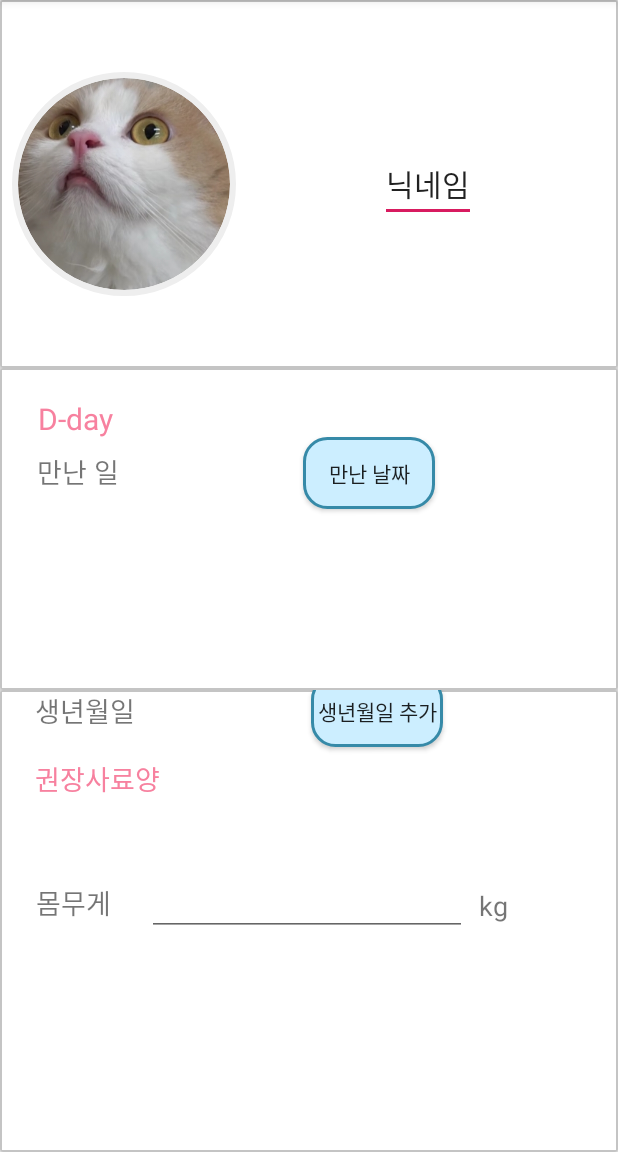
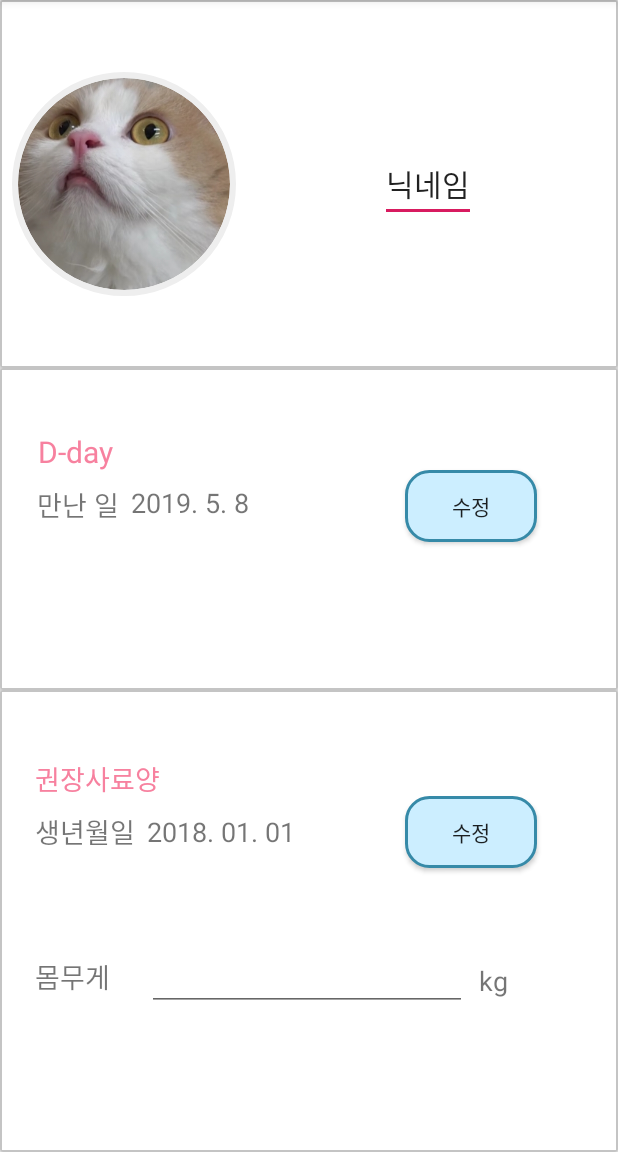
Before and after one commit to susanso/android_studio, an Android app: the EditprofileActivity screen opened directly, with no data from a screen before it, on a phone screen of 412 x 824 dp, the part 84-1236 px from its top. Run offline under Robolectric (Android 15) with nearby library versions, the phone set to English and light mode, and no system bars; plain views replace CircularImageView.

Commit message:
#2 DatePickerDialog 구현

```diff
--- a/AutoFeeder/app/build.gradle
+++ b/AutoFeeder/app/build.gradle
@@ -24,10 +24,11 @@ android {
 
 dependencies {
     implementation fileTree(dir: 'libs', include: ['*.jar'])
-    implementation"org.jetbrains.kotlin:kotlin-stdlib-jdk7:$kotlin_version"
+    implementation "org.jetbrains.kotlin:kotlin-stdlib-jdk7:$kotlin_version"
     implementation 'com.android.support:appcompat-v7:28.0.0'
     implementation 'com.android.support.constraint:constraint-layout:1.1.3'
     implementation 'com.mikhaellopez:circularimageview:3.2.0'
+    implementation 'com.android.support:support-v4:28.0.0'
     testImplementation 'junit:junit:4.12'
     androidTestImplementation 'com.android.support.test:runner:1.0.2'
     androidTestImplementation 'com.android.support.test.espresso:espresso-core:3.0.2'
--- a/AutoFeeder/app/src/main/java/com/hoseo/autofeeder/EditprofileActivity.kt
+++ b/AutoFeeder/app/src/main/java/com/hoseo/autofeeder/EditprofileActivity.kt
@@ -2,11 +2,22 @@ package com.hoseo.autofeeder
 
 import android.support.v7.app.AppCompatActivity
 import android.os.Bundle
+import kotlinx.android.synthetic.main.activity_editprofile.*
 
 class EditprofileActivity : AppCompatActivity() {
 
     override fun onCreate(savedInstanceState: Bundle?) {
         super.onCreate(savedInstanceState)
         setContentView(R.layout.activity_editprofile)
+
+        editDateButton.setOnClickListener {
+            val calendarFragment = DatePickerFragment()
+            calendarFragment.show(fragmentManager, "EditDate")
+        }
+
+        editBirthdayButton.setOnClickListener {
+            val calendarFragment = BirthdayPickerFragment()
+            calendarFragment.show(fragmentManager, "EditBirthday")
+        }
     }
 }
--- a/AutoFeeder/app/src/main/java/com/hoseo/autofeeder/Profile.kt
+++ b/AutoFeeder/app/src/main/java/com/hoseo/autofeeder/Profile.kt
@@ -1,12 +1,18 @@
 package com.hoseo.autofeeder
 
+import android.content.Intent
 import android.support.v7.app.AppCompatActivity
 import android.os.Bundle
+import kotlinx.android.synthetic.main.activity_profile.*
 
 class Profile : AppCompatActivity() {
 
     override fun onCreate(savedInstanceState: Bundle?) {
         super.onCreate(savedInstanceState)
         setContentView(R.layout.activity_profile)
+
+        profileEdit.setOnClickListener {
+            startActivity(Intent(this, EditprofileActivity::class.java))
+        }
     }
 }
--- a/AutoFeeder/app/src/main/res/layout/activity_editprofile.xml
+++ b/AutoFeeder/app/src/main/res/layout/activity_editprofile.xml
@@ -69,7 +69,7 @@
                     android:layout_marginTop="8dp" app:layout_constraintTop_toTopOf="parent"
                     android:id="@+id/textView11" android:layout_marginBottom="8dp"
                     app:layout_constraintBottom_toBottomOf="parent"
-                    app:layout_constraintVertical_bias="0.07" android:layout_marginEnd="8dp"
+                    app:layout_constraintVertical_bias="0.19999999" android:layout_marginEnd="8dp"
                     app:layout_constraintEnd_toEndOf="parent" app:layout_constraintHorizontal_bias="0.05"/>
             <TextView
                     android:text="만난 일"
@@ -82,18 +82,26 @@
                     app:layout_constraintTop_toBottomOf="@+id/textView11"
                     app:layout_constraintHorizontal_bias="0.079"
             />
+            <TextView
+                    android:textSize="18dp"
+                    android:layout_width="wrap_content"
+                    android:layout_height="25dp" android:id="@+id/editDate"
+                    app:layout_constraintStart_toEndOf="@+id/textView4" android:layout_marginStart="8dp"
+                    app:layout_constraintTop_toTopOf="@+id/textView4"
+                    app:layout_constraintBottom_toBottomOf="@+id/textView4" app:layout_constraintVertical_bias="0.0"
+                    android:text="2019. 5. 8"/>
             <Button
-                    android:text="만난 날짜"
+                    android:text="수정"
                     android:textSize="14dp"
                     android:background="@drawable/button_layout"
                     android:layout_width="wrap_content"
                     android:layout_height="48dp"
                     app:layout_constraintTop_toTopOf="@+id/textView4"
                     app:layout_constraintBottom_toBottomOf="@+id/textView4"
-                    app:layout_constraintStart_toEndOf="@+id/textView4"
                     app:layout_constraintVertical_bias="0.434" android:id="@+id/editDateButton"
                     android:layout_marginStart="8dp" app:layout_constraintEnd_toEndOf="parent"
-                    android:layout_marginEnd="8dp"/>
+                    android:layout_marginEnd="8dp" app:layout_constraintStart_toStartOf="parent"
+                    app:layout_constraintHorizontal_bias="0.85"/>
         </android.support.constraint.ConstraintLayout>
 
     </android.support.v7.widget.CardView>
@@ -114,10 +122,9 @@
                     android:layout_height="wrap_content" android:id="@+id/textView5"
                     app:layout_constraintStart_toStartOf="@+id/textView6"
                     app:layout_constraintEnd_toEndOf="@+id/textView6"
-                    app:layout_constraintHorizontal_bias="0.056"
                     app:layout_constraintTop_toBottomOf="@+id/textView6" android:layout_marginTop="8dp"
                     android:layout_marginBottom="8dp" app:layout_constraintBottom_toBottomOf="parent"
-                    app:layout_constraintVertical_bias="0.39"/>
+                    app:layout_constraintVertical_bias="0.39" app:layout_constraintHorizontal_bias="0.0"/>
             <TextView
                     android:text="권장사료양"
                     android:textColor="#F7819F"
@@ -156,20 +163,31 @@
                     android:layout_height="wrap_content"
                     android:id="@+id/textView6"
                     app:layout_constraintStart_toStartOf="@+id/textView"
-                    app:layout_constraintEnd_toEndOf="@+id/textView" app:layout_constraintHorizontal_bias="0.0"
-                    tools:layout_editor_absoluteY="67dp"/>
+                    app:layout_constraintEnd_toEndOf="@+id/textView"
+                    android:layout_marginTop="8dp" app:layout_constraintTop_toBottomOf="@+id/textView"
+                    app:layout_constraintHorizontal_bias="0.0"/>
+            <TextView
+                    android:text="2018. 01. 01"
+                    android:textSize="18dp"
+                    android:layout_width="wrap_content"
+                    android:layout_height="wrap_content"
+                    android:id="@+id/editBirthday"
+                    android:layout_marginStart="8dp"
+                    app:layout_constraintStart_toEndOf="@+id/textView6"
+                    app:layout_constraintTop_toTopOf="@+id/textView6"
+                    app:layout_constraintBottom_toBottomOf="@+id/textView6"/>
             <Button
-                    android:text="생년월일 추가"
+                    android:text="수정"
                     android:textSize="14dp"
                     android:background="@drawable/button_layout"
                     android:layout_width="wrap_content"
                     android:layout_height="wrap_content"
                     android:id="@+id/editBirthdayButton"
-                    app:layout_constraintStart_toEndOf="@+id/textView6" android:layout_marginStart="8dp"
+                    android:layout_marginStart="8dp"
                     app:layout_constraintEnd_toEndOf="parent" android:layout_marginEnd="8dp"
                     app:layout_constraintTop_toTopOf="@+id/textView6"
                     app:layout_constraintBottom_toBottomOf="@+id/textView6"
-            />
+                    app:layout_constraintStart_toStartOf="parent" app:layout_constraintHorizontal_bias="0.85"/>
         </android.support.constraint.ConstraintLayout>
     </android.support.v7.widget.CardView>
 </LinearLayout>
--- a/AutoFeeder/app/src/main/res/layout/activity_profile.xml
+++ b/AutoFeeder/app/src/main/res/layout/activity_profile.xml
@@ -92,7 +92,7 @@
                     app:layout_constraintEnd_toEndOf="parent" app:layout_constraintStart_toEndOf="@+id/textView11"
                     android:layout_marginStart="8dp"/>
             <TextView
-                    android:text="2019/05/08(수)"
+                    android:text="2019. 5. 8"
                     android:textStyle="bold"
                     android:layout_width="wrap_content"
                     android:layout_height="wrap_content"
--- a/AutoFeeder/app/src/main/res/values/strings.xml
+++ b/AutoFeeder/app/src/main/res/values/strings.xml
@@ -4,4 +4,7 @@
     <string name="menu2">기록</string>
     <string name="menu3">사료정보</string>
     <string name="menu4">애완용품 샵</string>
+
+    <!-- TODO: Remove or change this placeholder text -->
+    <string name="hello_blank_fragment">Hello blank fragment</string>
 </resources>
```
Also changed, not shown: AutoFeeder/app/src/main/java/com/hoseo/autofeeder/BirthdayPickerFragment.kt (added, +82 -0 lines), AutoFeeder/app/src/main/java/com/hoseo/autofeeder/DatePickerFragment.kt (added, +82 -0 lines).
